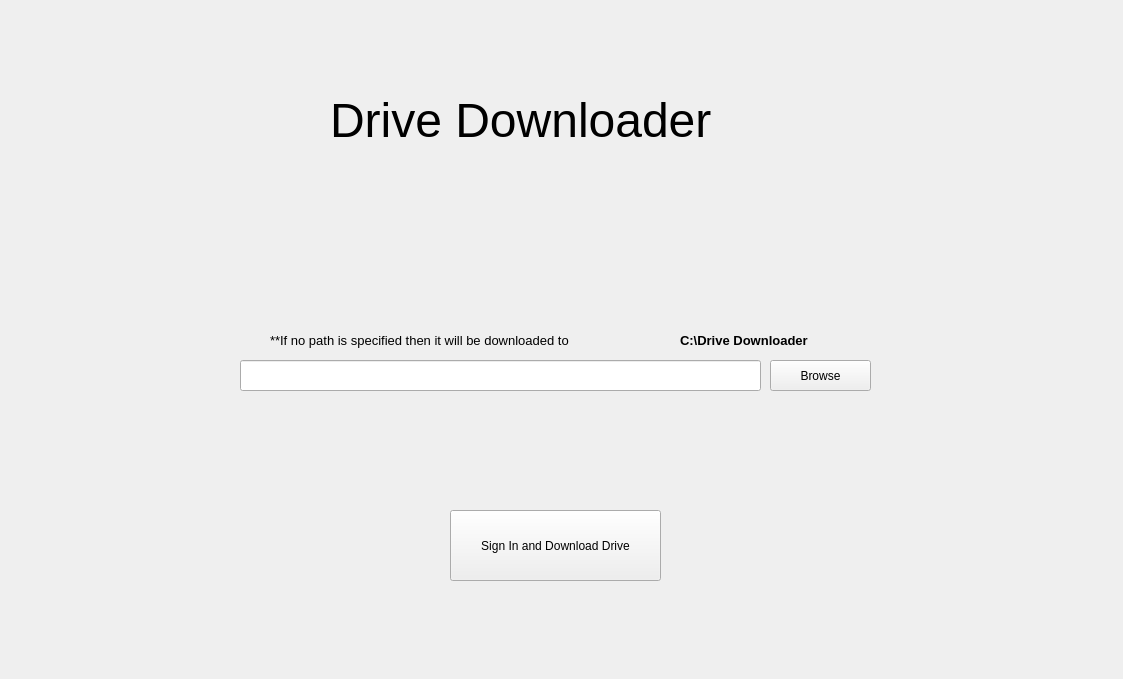
This is GUI.ui in DanAndresSanchez/Google-Drive-Downloader as Qt 5 draws it before an edit. The edited form follows.
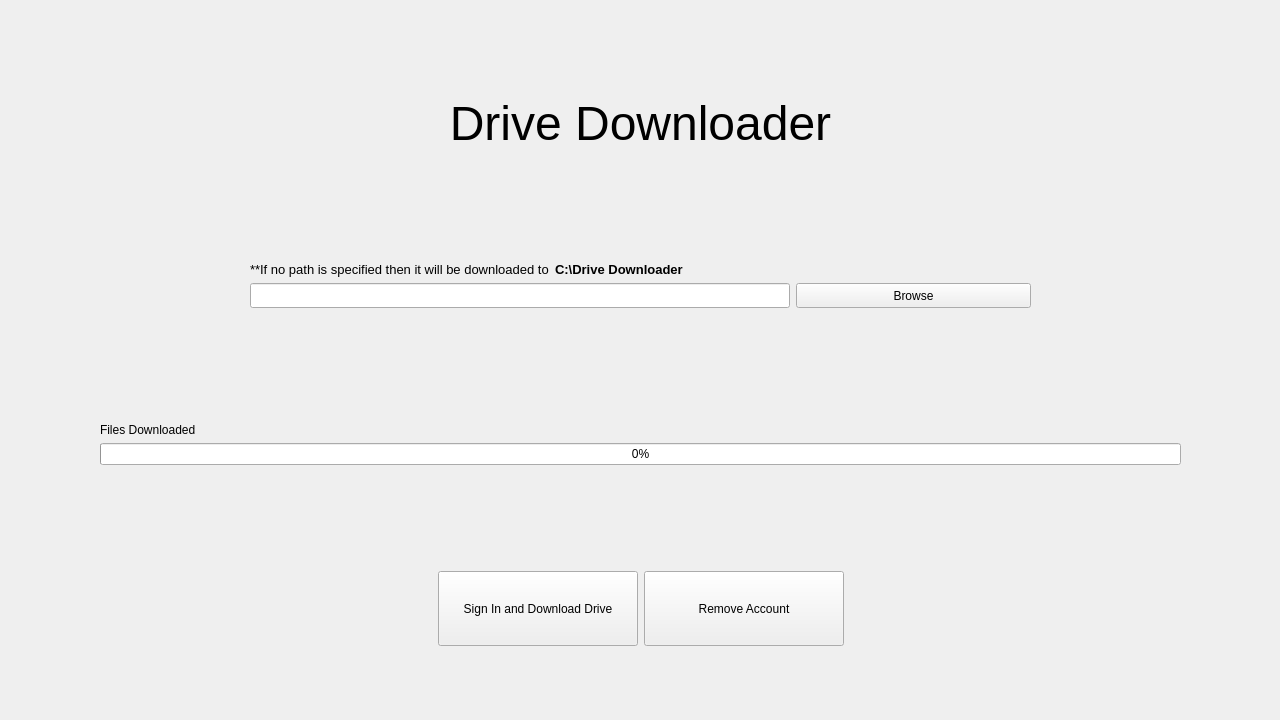
This is the edited form.

Commit message: Better gui and some progress bar changes

What changed in the file:
```diff
--- a/GUI.ui
+++ b/GUI.ui
@@ -6,115 +6,313 @@
    <rect>
     <x>0</x>
     <y>0</y>
-    <width>1123</width>
-    <height>679</height>
+    <width>1280</width>
+    <height>720</height>
    </rect>
   </property>
   <property name="windowTitle">
    <string>Form</string>
   </property>
-  <widget class="QLabel" name="label">
+  <widget class="QWidget" name="layoutWidget">
    <property name="geometry">
     <rect>
-     <x>330</x>
-     <y>80</y>
-     <width>481</width>
-     <height>81</height>
+     <x>0</x>
+     <y>0</y>
+     <width>1281</width>
+     <height>721</height>
     </rect>
    </property>
-   <property name="sizePolicy">
-    <sizepolicy hsizetype="Minimum" vsizetype="Minimum">
-     <horstretch>0</horstretch>
-     <verstretch>0</verstretch>
-    </sizepolicy>
-   </property>
-   <property name="font">
-    <font>
-     <pointsize>36</pointsize>
-    </font>
-   </property>
-   <property name="text">
-    <string>Drive Downloader</string>
-   </property>
-  </widget>
-  <widget class="QPushButton" name="browse">
-   <property name="geometry">
-    <rect>
-     <x>770</x>
-     <y>360</y>
-     <width>101</width>
-     <height>31</height>
-    </rect>
-   </property>
-   <property name="text">
-    <string>Browse</string>
-   </property>
-  </widget>
-  <widget class="QPushButton" name="download">
-   <property name="geometry">
-    <rect>
-     <x>450</x>
-     <y>510</y>
-     <width>211</width>
-     <height>71</height>
-    </rect>
-   </property>
-   <property name="font">
-    <font>
-     <pointsize>9</pointsize>
-    </font>
-   </property>
-   <property name="text">
-    <string>Sign In and Download Drive</string>
-   </property>
-  </widget>
-  <widget class="QLineEdit" name="folderPath">
-   <property name="geometry">
-    <rect>
-     <x>240</x>
-     <y>360</y>
-     <width>521</width>
-     <height>31</height>
-    </rect>
-   </property>
-  </widget>
-  <widget class="QLabel" name="label_2">
-   <property name="geometry">
-    <rect>
-     <x>270</x>
-     <y>330</y>
-     <width>441</width>
-     <height>21</height>
-    </rect>
-   </property>
-   <property name="font">
-    <font>
-     <pointsize>10</pointsize>
-    </font>
-   </property>
-   <property name="text">
-    <string>**If no path is specified then it will be downloaded to</string>
-   </property>
-  </widget>
-  <widget class="QLabel" name="label_3">
-   <property name="geometry">
-    <rect>
-     <x>680</x>
-     <y>330</y>
-     <width>191</width>
-     <height>21</height>
-    </rect>
-   </property>
-   <property name="font">
-    <font>
-     <pointsize>10</pointsize>
-     <weight>75</weight>
-     <bold>true</bold>
-    </font>
-   </property>
-   <property name="text">
-    <string>C:\Drive Downloader</string>
-   </property>
+   <layout class="QGridLayout" name="gridLayout_3">
+    <property name="sizeConstraint">
+     <enum>QLayout::SetMaximumSize</enum>
+    </property>
+    <item row="1" column="0">
+     <layout class="QGridLayout" name="gridLayout_2">
+      <item row="0" column="2" colspan="2" alignment="Qt::AlignLeft|Qt::AlignBottom">
+       <widget class="QLabel" name="label_3">
+        <property name="font">
+         <font>
+          <pointsize>10</pointsize>
+          <weight>75</weight>
+          <bold>true</bold>
+         </font>
+        </property>
+        <property name="text">
+         <string>C:\Drive Downloader</string>
+        </property>
+       </widget>
+      </item>
+      <item row="0" column="1" alignment="Qt::AlignRight|Qt::AlignBottom">
+       <widget class="QLabel" name="label_2">
+        <property name="font">
+         <font>
+          <pointsize>10</pointsize>
+         </font>
+        </property>
+        <property name="text">
+         <string>**If no path is specified then it will be downloaded to</string>
+        </property>
+       </widget>
+      </item>
+      <item row="1" column="1" colspan="2">
+       <widget class="QLineEdit" name="folderPath">
+        <property name="minimumSize">
+         <size>
+          <width>0</width>
+          <height>25</height>
+         </size>
+        </property>
+       </widget>
+      </item>
+      <item row="1" column="3">
+       <widget class="QPushButton" name="browse">
+        <property name="minimumSize">
+         <size>
+          <width>0</width>
+          <height>25</height>
+         </size>
+        </property>
+        <property name="text">
+         <string>Browse</string>
+        </property>
+       </widget>
+      </item>
+      <item row="0" column="0">
+       <spacer name="horizontalSpacer_5">
+        <property name="orientation">
+         <enum>Qt::Horizontal</enum>
+        </property>
+        <property name="sizeType">
+         <enum>QSizePolicy::Fixed</enum>
+        </property>
+        <property name="sizeHint" stdset="0">
+         <size>
+          <width>250</width>
+          <height>20</height>
+         </size>
+        </property>
+       </spacer>
+      </item>
+      <item row="1" column="4">
+       <spacer name="horizontalSpacer_6">
+        <property name="orientation">
+         <enum>Qt::Horizontal</enum>
+        </property>
+        <property name="sizeType">
+         <enum>QSizePolicy::Fixed</enum>
+        </property>
+        <property name="sizeHint" stdset="0">
+         <size>
+          <width>250</width>
+          <height>20</height>
+         </size>
+        </property>
+       </spacer>
+      </item>
+     </layout>
+    </item>
+    <item row="4" column="0">
+     <layout class="QGridLayout" name="gridLayout_4">
+      <item row="0" column="0">
+       <spacer name="horizontalSpacer_3">
+        <property name="orientation">
+         <enum>Qt::Horizontal</enum>
+        </property>
+        <property name="sizeHint" stdset="0">
+         <size>
+          <width>40</width>
+          <height>20</height>
+         </size>
+        </property>
+       </spacer>
+      </item>
+      <item row="0" column="1">
+       <widget class="QPushButton" name="download">
+        <property name="sizePolicy">
+         <sizepolicy hsizetype="Minimum" vsizetype="Fixed">
+          <horstretch>0</horstretch>
+          <verstretch>0</verstretch>
+         </sizepolicy>
+        </property>
+        <property name="minimumSize">
+         <size>
+          <width>200</width>
+          <height>75</height>
+         </size>
+        </property>
+        <property name="maximumSize">
+         <size>
+          <width>200</width>
+          <height>75</height>
+         </size>
+        </property>
+        <property name="font">
+         <font>
+          <pointsize>9</pointsize>
+         </font>
+        </property>
+        <property name="text">
+         <string>Sign In and Download Drive</string>
+        </property>
+       </widget>
+      </item>
+      <item row="0" column="2">
+       <widget class="QPushButton" name="signOutButton">
+        <property name="minimumSize">
+         <size>
+          <width>200</width>
+          <height>75</height>
+         </size>
+        </property>
+        <property name="maximumSize">
+         <size>
+          <width>200</width>
+          <height>75</height>
+         </size>
+        </property>
+        <property name="text">
+         <string>Remove Account</string>
+        </property>
+       </widget>
+      </item>
+      <item row="0" column="3">
+       <spacer name="horizontalSpacer_4">
+        <property name="orientation">
+         <enum>Qt::Horizontal</enum>
+        </property>
+        <property name="sizeHint" stdset="0">
+         <size>
+          <width>40</width>
+          <height>20</height>
+         </size>
+        </property>
+       </spacer>
+      </item>
+      <item row="1" column="2">
+       <spacer name="verticalSpacer">
+        <property name="orientation">
+         <enum>Qt::Vertical</enum>
+        </property>
+        <property name="sizeType">
+         <enum>QSizePolicy::Fixed</enum>
+        </property>
+        <property name="sizeHint" stdset="0">
+         <size>
+          <width>20</width>
+          <height>75</height>
+         </size>
+        </property>
+       </spacer>
+      </item>
+     </layout>
+    </item>
+    <item row="2" column="0">
+     <layout class="QGridLayout" name="gridLayout">
+      <item row="0" column="1">
+       <widget class="QLabel" name="progresBarLabel">
+        <property name="enabled">
+         <bool>true</bool>
+        </property>
+        <property name="text">
+         <string>Files Downloaded</string>
+        </property>
+        <property name="alignment">
+         <set>Qt::AlignBottom|Qt::AlignLeading|Qt::AlignLeft</set>
+        </property>
+       </widget>
+      </item>
+      <item row="1" column="1">
+       <widget class="QProgressBar" name="progressBar">
+        <property name="enabled">
+         <bool>true</bool>
+        </property>
+        <property name="value">
+         <number>0</number>
+        </property>
+        <property name="textVisible">
+         <bool>true</bool>
+        </property>
+       </widget>
+      </item>
+      <item row="0" column="0">
+       <spacer name="horizontalSpacer">
+        <property name="orientation">
+         <enum>Qt::Horizontal</enum>
+        </property>
+        <property name="sizeType">
+         <enum>QSizePolicy::Fixed</enum>
+        </property>
+        <property name="sizeHint" stdset="0">
+         <size>
+          <width>100</width>
+          <height>20</height>
+         </size>
+        </property>
+       </spacer>
+      </item>
+      <item row="0" column="2">
+       <spacer name="horizontalSpacer_2">
+        <property name="orientation">
+         <enum>Qt::Horizontal</enum>
+        </property>
+        <property name="sizeType">
+         <enum>QSizePolicy::Fixed</enum>
+        </property>
+        <property name="sizeHint" stdset="0">
+         <size>
+          <width>100</width>
+          <height>20</height>
+         </size>
+        </property>
+       </spacer>
+      </item>
+     </layout>
+    </item>
+    <item row="0" column="0">
+     <layout class="QVBoxLayout" name="verticalLayout">
+      <item>
+       <widget class="QLabel" name="label">
+        <property name="sizePolicy">
+         <sizepolicy hsizetype="Minimum" vsizetype="Minimum">
+          <horstretch>0</horstretch>
+          <verstretch>0</verstretch>
+         </sizepolicy>
+        </property>
+        <property name="font">
+         <font>
+          <pointsize>36</pointsize>
+         </font>
+        </property>
+        <property name="text">
+         <string>Drive Downloader</string>
+        </property>
+        <property name="alignment">
+         <set>Qt::AlignBottom|Qt::AlignHCenter</set>
+        </property>
+        <property name="indent">
+         <number>0</number>
+        </property>
+       </widget>
+      </item>
+     </layout>
+    </item>
+    <item row="3" column="0">
+     <spacer name="verticalSpacer_2">
+      <property name="orientation">
+       <enum>Qt::Vertical</enum>
+      </property>
+      <property name="sizeType">
+       <enum>QSizePolicy::Fixed</enum>
+      </property>
+      <property name="sizeHint" stdset="0">
+       <size>
+        <width>100</width>
+        <height>100</height>
+       </size>
+      </property>
+     </spacer>
+    </item>
+   </layout>
   </widget>
  </widget>
  <resources/>
```
The commit also changes 5 other files.
